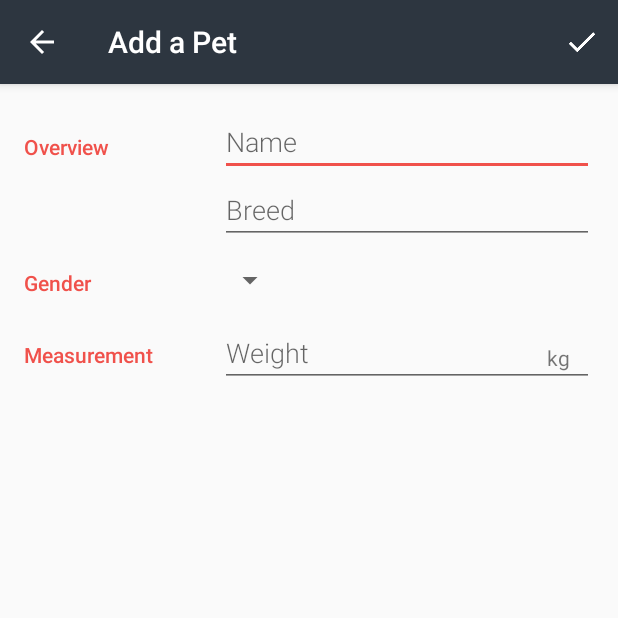
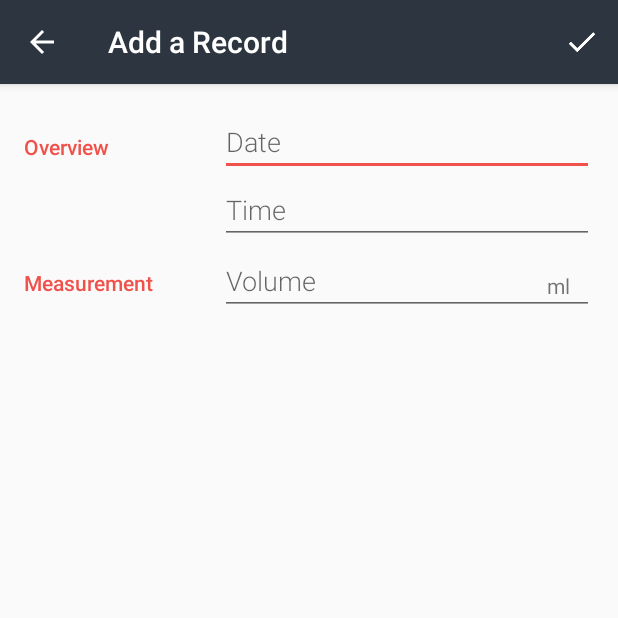
Before and after one commit to Jingyun27/WaterMama, an Android app: the AddActivity screen opened directly, with no data from a screen before it, on a phone screen of 412 x 824 dp, the top half of it. Run offline under Robolectric (Android 15) with nearby library versions, the phone set to English and light mode, and no system bars.

```diff
--- a/app/src/main/java/com/watermama/android/app/AddActivity.java
+++ b/app/src/main/java/com/watermama/android/app/AddActivity.java
@@ -41,7 +41,7 @@ public class AddActivity extends AppCompatActivity implements
     @Override
     protected void onCreate(Bundle savedInstanceState) {
         super.onCreate(savedInstanceState);
-        setContentView(R.layout.activity_editor);
+        setContentView(R.layout.activity_add);
         Intent intent = getIntent();
         mCurrentUri = intent.getData();
         if (mCurrentUri == null) {
@@ -83,19 +83,19 @@ public class AddActivity extends AppCompatActivity implements
         if (mCurrentUri == null) {
             Uri newUri = getContentResolver().insert(Entry.CONTENT_URI, values);
             if (newUri == null) {
-                Toast.makeText(this, getString(R.string.editor_insert_pet_failed),
+                Toast.makeText(this, getString(R.string.editor_insert_record_failed),
                         Toast.LENGTH_SHORT).show();
             } else {
-                Toast.makeText(this, getString(R.string.editor_insert_pet_successful),
+                Toast.makeText(this, getString(R.string.editor_insert_record_successful),
                         Toast.LENGTH_SHORT).show();
             }
         } else {
             int rowsAffected = getContentResolver().update(mCurrentUri, values, null, null);
             if (rowsAffected == 0) {
-                Toast.makeText(this, getString(R.string.editor_update_pet_failed),
+                Toast.makeText(this, getString(R.string.editor_update_record_failed),
                         Toast.LENGTH_SHORT).show();
             } else {
-                Toast.makeText(this, getString(R.string.editor_update_pet_successful),
+                Toast.makeText(this, getString(R.string.editor_update_record_successful),
                         Toast.LENGTH_SHORT).show();
             }
         }
@@ -103,7 +103,7 @@ public class AddActivity extends AppCompatActivity implements
 
     @Override
     public boolean onCreateOptionsMenu(Menu menu) {
-        getMenuInflater().inflate(R.menu.menu_editor, menu);
+        getMenuInflater().inflate(R.menu.menu_add, menu);
         return true;
     }
 
--- a/app/src/main/java/com/watermama/android/app/DrinkCursorAdapter.java
+++ b/app/src/main/java/com/watermama/android/app/DrinkCursorAdapter.java
@@ -27,10 +27,11 @@ public class DrinkCursorAdapter extends CursorAdapter {
         TextView summaryTextView = (TextView) view.findViewById(R.id.summary);
         int dateColumnIndex = cursor.getColumnIndex(Entry.COLUMN_DATE);
         int timeColumnIndex = cursor.getColumnIndex(Entry.COLUMN_TIME);
+        int volumeColumnIndex = cursor.getColumnIndex(Entry.COLUMN_VOLUME);
         String drinkDate = cursor.getString(dateColumnIndex);
         String drinkTime = cursor.getString(timeColumnIndex);
         if (TextUtils.isEmpty(drinkTime)) {
-            drinkTime = context.getString(R.string.unknown_breed);
+            drinkTime = context.getString(R.string.unknown_time);
         }
         nameTextView.setText(drinkDate);
         summaryTextView.setText(drinkTime);
--- a/app/src/main/res/layout/activity_editor.xml
+++ b/app/src/main/res/layout/activity_add.xml
@@ -42,47 +42,19 @@
             <!-- Name field -->
             <EditText
                 android:id="@+id/edit_pet_name"
-                android:hint="@string/hint_pet_name"
+                android:hint="@string/hint_date"
                 android:inputType="textCapWords"
                 style="@style/EditorFieldStyle" />
 
             <!-- Breed field -->
             <EditText
                 android:id="@+id/edit_pet_breed"
-                android:hint="@string/hint_pet_breed"
+                android:hint="@string/hint_time"
                 android:inputType="textCapWords"
                 style="@style/EditorFieldStyle" />
         </LinearLayout>
     </LinearLayout>
 
-    <!-- Gender category -->
-    <LinearLayout
-        android:id="@+id/container_gender"
-        android:layout_width="match_parent"
-        android:layout_height="wrap_content"
-        android:orientation="horizontal">
-
-        <!-- Label -->
-        <TextView
-            android:text="@string/category_gender"
-            style="@style/CategoryStyle" />
-
-        <!-- Input field -->
-        <LinearLayout
-            android:layout_height="wrap_content"
-            android:layout_width="0dp"
-            android:layout_weight="2"
-            android:orientation="vertical">
-
-            <!-- Gender drop-down spinner -->
-            <Spinner
-                android:id="@+id/spinner_gender"
-                android:layout_height="48dp"
-                android:layout_width="wrap_content"
-                android:paddingRight="16dp"
-                android:spinnerMode="dropdown"/>
-        </LinearLayout>
-    </LinearLayout>
 
     <!-- Measurement category -->
     <LinearLayout
@@ -106,14 +78,14 @@
             <!-- Weight field -->
             <EditText
                 android:id="@+id/edit_pet_weight"
-                android:hint="@string/hint_pet_weight"
+                android:hint="@string/hint_volume"
                 android:inputType="number"
                 style="@style/EditorFieldStyle" />
 
             <!-- Units for weight (kg) -->
             <TextView
                 android:id="@+id/label_weight_units"
-                android:text="@string/unit_pet_weight"
+                android:text="@string/unit_volume"
                 style="@style/EditorUnitsStyle"/>
         </RelativeLayout>
     </LinearLayout>
--- a/app/src/main/res/values/dimens.xml
+++ b/app/src/main/res/values/dimens.xml
@@ -10,7 +10,7 @@
      limitations under the License.
 -->
 <resources>
-    <!-- Margin around the floating action button in MainActivity -->
+    <!-- Margin around the floating action button in HistoryActivity -->
     <dimen name="fab_margin">16dp</dimen>
 
     <!-- Common margin value used throughout the app -->
--- a/app/src/main/res/values/strings.xml
+++ b/app/src/main/res/values/strings.xml
@@ -1,36 +1,28 @@
 <?xml version="1.0" encoding="utf-8"?>
-<!-- Copyright (C) 2016 The Android Open Source Project
-     Licensed under the Apache License, Version 2.0 (the "License");
-     you may not use this file except in compliance with the License.
-     You may obtain a copy of the License at
-          http://www.apache.org/licenses/LICENSE-2.0
-     Unless required by applicable law or agreed to in writing, software
-     distributed under the License is distributed on an "AS IS" BASIS,
-     WITHOUT WARRANTIES OR CONDITIONS OF ANY KIND, either express or implied.
-     See the License for the specific language governing permissions and
-     limitations under the License.
--->
+
 <resources>
     <!-- Name for the application [CHAR LIMIT=12] -->
-    <string name="app_name">Pets</string>
+    <string name="app_name">WaterMama</string>
 
     <!-- Label for overflow menu option that inserts fake pet data into the app [CHAR LIMIT=20] -->
     <string name="action_insert_dummy_data">Insert Dummy Data</string>
 
     <!-- Label for overflow menu option that deletes all pet data in the app [CHAR LIMIT=20] -->
-    <string name="action_delete_all_entries">Delete All Pets</string>
+    <string name="action_delete_all_entries">Delete All Records</string>
+
+    <string name="action_history">History</string>
 
     <!-- Title text for the empty view, which describes the empty dog house image [CHAR LIMIT=50] -->
     <string name="empty_view_title_text">It\'s a bit lonely here...</string>
 
     <!-- Subtitle text for the empty view that prompts the user to add a pet [CHAR LIMIT=50] -->
-    <string name="empty_view_subtitle_text">Get started by adding a pet</string>
+    <string name="empty_view_subtitle_text">Get started by adding a drinking record</string>
 
     <!-- Title for the activity to add a new pet [CHAR LIMIT=20] -->
-    <string name="editor_activity_title_new_pet">Add a Pet</string>
+    <string name="editor_activity_title_new_pet">Add a Record</string>
 
     <!-- Title for the activity to edit an existing pet [CHAR LIMIT=20] -->
-    <string name="editor_activity_title_edit_pet">Edit Pet</string>
+    <string name="editor_activity_title_edit_pet">Edit Record</string>
 
     <!-- Label for editor menu option to save pet and leave editor [CHAR LIMIT=20] -->
     <string name="action_save">Save</string>
@@ -39,16 +31,16 @@
     <string name="action_delete">Delete</string>
 
     <!-- Toast message in editor when new pet has been successfully inserted [CHAR LIMIT=NONE] -->
-    <string name="editor_insert_pet_successful">Pet saved</string>
+    <string name="editor_insert_record_successful">Record saved</string>
 
     <!-- Toast message in editor when new pet has failed to be inserted [CHAR LIMIT=NONE] -->
-    <string name="editor_insert_pet_failed">Error with saving pet</string>
+    <string name="editor_insert_record_failed">Error with saving record</string>
 
     <!-- Toast message in editor when current pet was successfully updated [CHAR LIMIT=NONE] -->
-    <string name="editor_update_pet_successful">Pet updated</string>
+    <string name="editor_update_record_successful">Record updated</string>
 
     <!-- Toast message in editor when current pet has failed to be updated [CHAR LIMIT=NONE] -->
-    <string name="editor_update_pet_failed">Error with updating pet</string>
+    <string name="editor_update_record_failed">Error with updating record</string>
 
     <!-- Dialog message when user is leaving editor but hasn't saved changes [CHAR LIMIT=NONE] -->
     <string name="unsaved_changes_dialog_msg">Discard your changes and quit editing?</string>
@@ -60,13 +52,13 @@
     <string name="keep_editing">Keep Editing</string>
 
     <!-- Toast message in editor when current pet was successfully deleted [CHAR LIMIT=NONE] -->
-    <string name="editor_delete_successful">Pet deleted</string>
+    <string name="editor_delete_successful">Record deleted</string>
 
     <!-- Toast message in editor when current pet has failed to be deleted [CHAR LIMIT=NONE] -->
-    <string name="editor_delete_failed">Error with deleting pet</string>
+    <string name="editor_delete_failed">Error with deleting record</string>
 
     <!-- Dialog message to ask the user to confirm deleting the current pet [CHAR LIMIT=NONE] -->
-    <string name="delete_dialog_msg">Delete this pet?</string>
+    <string name="delete_dialog_msg">Delete this record?</string>
 
     <!-- Dialog button text for the option to confirm deleting the current pet [CHAR LIMIT=20] -->
     <string name="delete">Delete</string>
@@ -77,33 +69,22 @@
     <!-- Label for overview category of attributes in the editor [CHAR LIMIT=30] -->
     <string name="category_overview">Overview</string>
 
-    <!-- Label for gender information in the editor [CHAR LIMIT=30] -->
-    <string name="category_gender">Gender</string>
 
     <!-- Label for measurement information in the editor [CHAR LIMIT=30] -->
     <string name="category_measurement">Measurement</string>
 
     <!-- Text hint for name field in the editor [CHAR LIMIT=30] -->
-    <string name="hint_pet_name">Name</string>
+    <string name="hint_date">Date</string>
 
     <!-- Text hint for breed field in the editor [CHAR LIMIT=30] -->
-    <string name="hint_pet_breed">Breed</string>
+    <string name="hint_time">Time</string>
 
     <!-- Text hint for name field in the editor [CHAR LIMIT=30] -->
-    <string name="hint_pet_weight">Weight</string>
+    <string name="hint_volume">Volume</string>
 
     <!-- Units for weight of the pet (kilograms) [CHAR LIMIT=5] -->
-    <string name="unit_pet_weight">kg</string>
-
-    <!-- Label for dropdown menu option if the pet's gender is unknown [CHAR LIMIT=20] -->
-    <string name="gender_unknown">Unknown</string>
-
-    <!-- Label for dropdown menu option if the pet is male [CHAR LIMIT=20] -->
-    <string name="gender_male">Male</string>
-
-    <!-- Label for dropdown menu option if the pet is female [CHAR LIMIT=20] -->
-    <string name="gender_female">Female</string>
+    <string name="unit_volume">ml</string>
 
     <!-- Label for the pet's breed if the breed is unknown [CHAR LIMIT=20] -->
-    <string name="unknown_breed">Unknown breed</string>
+    <string name="unknown_time">Unknown time</string>
 </resources>
```
Also changed, not shown: app/src/main/AndroidManifest.xml (+18 -15 lines), app/src/main/java/com/watermama/android/app/HistoryActivity.java (renamed from app/src/main/java/com/watermama/android/app/MainActivity.java, +9 -9 lines), app/src/main/res/layout/activity_main.xml (renamed from app/src/main/res/layout/activity_catalog.xml, +2 -13 lines), app/src/main/res/layout/list_item.xml (+1 -12 lines), app/src/main/res/menu/menu_catalog.xml (deleted, +0 -28 lines), app/src/main/res/menu/menu_history.xml (added, +18 -0 lines), app/src/main/res/values/arrays.xml (+1 -6 lines), app/src/main/res/menu/menu_add.xml (renamed from app/src/main/res/menu/menu_editor.xml).
